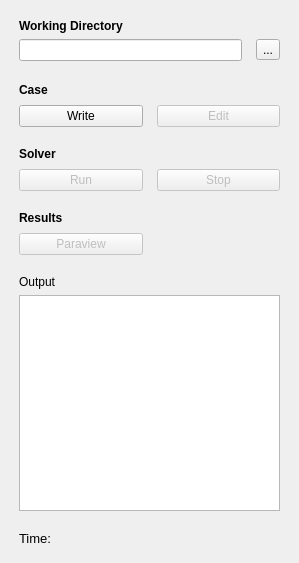
First picture: the form in TaskPanelCfdSolverControl.ui, repository jaheyns/CfdOF, before the edit.
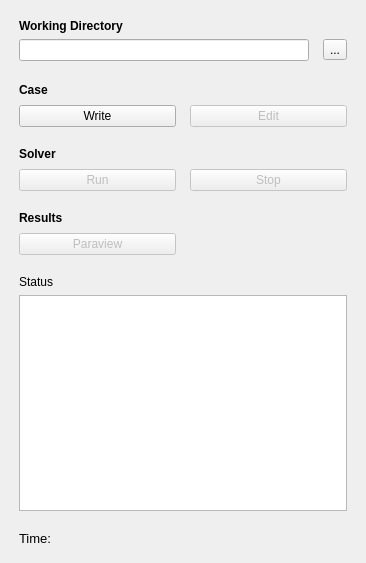
Second picture: the form after the edit.

```diff
--- a/TaskPanelCfdSolverControl.ui
+++ b/TaskPanelCfdSolverControl.ui
@@ -6,7 +6,7 @@
    <rect>
     <x>0</x>
     <y>0</y>
-    <width>299</width>
+    <width>366</width>
     <height>563</height>
    </rect>
   </property>
@@ -233,7 +233,7 @@
      <item>
       <widget class="QLabel" name="label_4">
        <property name="text">
-        <string>Output</string>
+        <string>Status</string>
        </property>
       </widget>
      </item>
```
